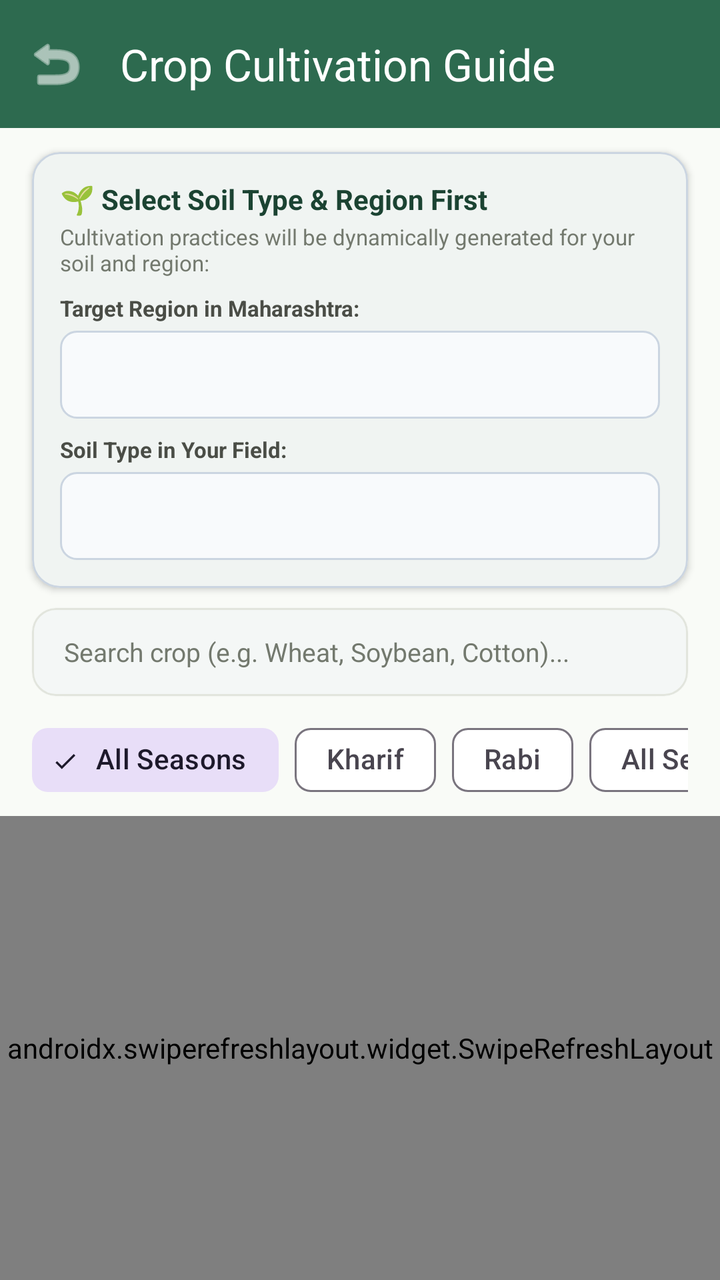
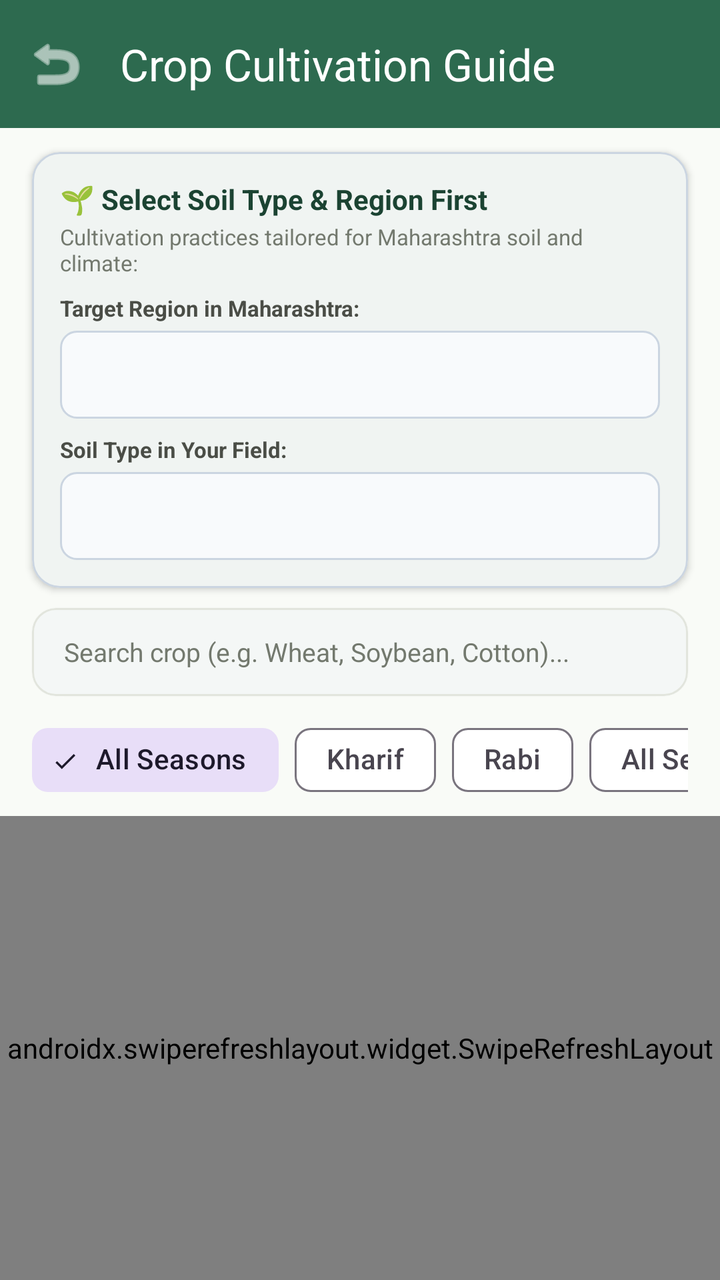

Before-and-after screenshots of an Android layout around one commit, followed by the original layout XML and the change that was made.
<!-- AndroidManifest.xml: application theme Theme.AgroSmart -->
<!-- res/layout/activity_crop_guide.xml -->
<?xml version="1.0" encoding="utf-8"?>
<androidx.coordinatorlayout.widget.CoordinatorLayout
    xmlns:android="http://schemas.android.com/apk/res/android"
    xmlns:app="http://schemas.android.com/apk/res-auto"
    android:layout_width="match_parent"
    android:layout_height="match_parent"
    android:background="@color/bg_warm_cream">

    <com.google.android.material.appbar.AppBarLayout
        android:layout_width="match_parent"
        android:layout_height="wrap_content"
        android:background="@color/forest_green_primary">

        <com.google.android.material.appbar.MaterialToolbar
            android:id="@+id/toolbar"
            android:layout_width="match_parent"
            android:layout_height="?attr/actionBarSize"
            app:title="Crop Cultivation Guide"
            app:titleTextColor="@color/white"
            app:navigationIcon="@android:drawable/ic_menu_revert"
            app:navigationIconTint="@color/white" />
    </com.google.android.material.appbar.AppBarLayout>

    <LinearLayout
        android:layout_width="match_parent"
        android:layout_height="match_parent"
        android:orientation="vertical"
        app:layout_behavior="@string/appbar_scrolling_view_behavior">

        
        <com.google.android.material.card.MaterialCardView
            android:id="@+id/cardSoilRegionSelector"
            android:layout_width="match_parent"
            android:layout_height="wrap_content"
            android:layout_marginStart="16dp"
            android:layout_marginEnd="16dp"
            android:layout_marginTop="12dp"
            app:cardCornerRadius="14dp"
            app:cardElevation="2dp"
            app:strokeWidth="1dp"
            app:strokeColor="#CBD5E1"
            app:cardBackgroundColor="@color/white">

            <LinearLayout
                android:layout_width="match_parent"
                android:layout_height="wrap_content"
                android:orientation="vertical"
                android:padding="14dp">

                <TextView
                    android:layout_width="wrap_content"
                    android:layout_height="wrap_content"
                    android:text="🌱 Select Soil Type &amp; Region First"
                    android:textSize="14sp"
                    android:textStyle="bold"
                    android:textColor="@color/forest_green_dark" />

                <TextView
                    android:layout_width="wrap_content"
                    android:layout_height="wrap_content"
                    android:layout_marginTop="2dp"
                    android:text="Cultivation practices will be dynamically generated for your soil and region:"
                    android:textSize="11sp"
                    android:textColor="@color/text_muted" />

                
                <LinearLayout
                    android:layout_width="match_parent"
                    android:layout_height="wrap_content"
                    android:orientation="vertical"
                    android:layout_marginTop="8dp">

                    <TextView
                        android:layout_width="wrap_content"
                        android:layout_height="wrap_content"
                        android:text="Target Region in Maharashtra:"
                        android:textSize="11sp"
                        android:textStyle="bold"
                        android:textColor="@color/text_secondary" />

                    <Spinner
                        android:id="@+id/spnGuideRegion"
                        android:layout_width="match_parent"
                        android:layout_height="44dp"
                        android:layout_marginTop="4dp"
                        android:background="@drawable/bg_spinner_border" />
                </LinearLayout>

                
                <LinearLayout
                    android:layout_width="match_parent"
                    android:layout_height="wrap_content"
                    android:orientation="vertical"
                    android:layout_marginTop="8dp">

                    <TextView
                        android:layout_width="wrap_content"
                        android:layout_height="wrap_content"
                        android:text="Soil Type in Your Field:"
                        android:textSize="11sp"
                        android:textStyle="bold"
                        android:textColor="@color/text_secondary" />

                    <Spinner
                        android:id="@+id/spnGuideSoil"
                        android:layout_width="match_parent"
                        android:layout_height="44dp"
                        android:layout_marginTop="4dp"
                        android:background="@drawable/bg_spinner_border" />
                </LinearLayout>

            </LinearLayout>
        </com.google.android.material.card.MaterialCardView>

        <com.google.android.material.card.MaterialCardView
            android:layout_width="match_parent"
            android:layout_height="wrap_content"
            android:layout_marginStart="16dp"
            android:layout_marginEnd="16dp"
            android:layout_marginTop="10dp"
            app:cardCornerRadius="12dp"
            app:cardElevation="1dp"
            app:strokeWidth="1dp"
            app:strokeColor="@color/divider_line">

            <EditText
                android:id="@+id/etSearchGuide"
                android:layout_width="match_parent"
                android:layout_height="44dp"
                android:background="@null"
                android:hint="Search crop (e.g. Wheat, Soybean, Cotton)..."
                android:paddingStart="16dp"
                android:paddingEnd="16dp"
                android:textSize="13sp"
                android:textColor="@color/text_primary"
                android:textColorHint="@color/text_muted"
                android:inputType="text" />
        </com.google.android.material.card.MaterialCardView>

        <HorizontalScrollView
            android:layout_width="match_parent"
            android:layout_height="wrap_content"
            android:scrollbars="none"
            android:paddingStart="16dp"
            android:paddingEnd="16dp"
            android:layout_marginTop="8dp">

            <com.google.android.material.chip.ChipGroup
                android:id="@+id/chipGroupSeason"
                android:layout_width="wrap_content"
                android:layout_height="wrap_content"
                app:singleSelection="true">

                <com.google.android.material.chip.Chip
                    android:id="@+id/chipAllSeasons"
                    style="@style/Widget.Material3.Chip.Filter"
                    android:layout_width="wrap_content"
                    android:layout_height="wrap_content"
                    android:checked="true"
                    android:text="All Seasons" />

                <com.google.android.material.chip.Chip
                    android:id="@+id/chipKharif"
                    style="@style/Widget.Material3.Chip.Filter"
                    android:layout_width="wrap_content"
                    android:layout_height="wrap_content"
                    android:text="Kharif" />

                <com.google.android.material.chip.Chip
                    android:id="@+id/chipRabi"
                    style="@style/Widget.Material3.Chip.Filter"
                    android:layout_width="wrap_content"
                    android:layout_height="wrap_content"
                    android:text="Rabi" />

                <com.google.android.material.chip.Chip
                    android:id="@+id/chipAllSeason"
                    style="@style/Widget.Material3.Chip.Filter"
                    android:layout_width="wrap_content"
                    android:layout_height="wrap_content"
                    android:text="All Season" />
            </com.google.android.material.chip.ChipGroup>
        </HorizontalScrollView>

        <androidx.swiperefreshlayout.widget.SwipeRefreshLayout
            android:id="@+id/swipeRefreshGuide"
            android:layout_width="match_parent"
            android:layout_height="match_parent"
            android:layout_marginTop="4dp">

            <FrameLayout
                android:layout_width="match_parent"
                android:layout_height="match_parent">

                <androidx.recyclerview.widget.RecyclerView
                    android:id="@+id/rvCropGuides"
                    android:layout_width="match_parent"
                    android:layout_height="match_parent"
                    android:clipToPadding="false"
                    android:paddingBottom="16dp" />

                <TextView
                    android:id="@+id/tvEmptyGuide"
                    android:layout_width="wrap_content"
                    android:layout_height="wrap_content"
                    android:layout_gravity="center"
                    android:gravity="center"
                    android:text="No crop guide found.\nTry another search keyword."
                    android:textColor="@color/text_muted"
                    android:textSize="15sp"
                    android:visibility="gone" />
            </FrameLayout>
        </androidx.swiperefreshlayout.widget.SwipeRefreshLayout>
    </LinearLayout>
</androidx.coordinatorlayout.widget.CoordinatorLayout>
<!-- resources referenced by this layout -->
<resources>
  <color name="bg_warm_cream">#F9FBF7</color>
  <color name="divider_line">#E2E5DD</color>
  <color name="forest_green_dark">#1B4332</color>
  <color name="forest_green_primary">#2D6A4F</color>
  <color name="text_muted">#73796E</color>
  <color name="text_primary">#1A1C19</color>
  <color name="text_secondary">#4A4D46</color>
  <color name="white">#FFFFFF</color>
  <!-- drawable bg_spinner_border (drawable) -->
  <?xml version="1.0" encoding="utf-8"?>
  <shape xmlns:android="http://schemas.android.com/apk/res/android"
      android:shape="rectangle">
      <corners android:radius="8dp" />
      <solid android:color="#F8FAFC" />
      <stroke
          android:width="1dp"
          android:color="#CBD5E1" />
      <padding
          android:left="10dp"
          android:top="4dp"
          android:right="10dp"
          android:bottom="4dp" />
  </shape>
  <style name="Theme.AgroSmart" parent="Theme.Material3.DayNight.NoActionBar">
          
          <item name="colorPrimary">@color/forest_green_primary</item>
          <item name="colorPrimaryVariant">@color/forest_green_dark</item>
          <item name="colorOnPrimary">@color/white</item>
          <item name="colorSecondary">@color/leaf_green</item>
          <item name="colorSecondaryVariant">@color/forest_green_light</item>
          <item name="colorOnSecondary">@color/white</item>
  
          
          <item name="android:windowBackground">@color/bg_warm_cream</item>
          <item name="colorSurface">@color/bg_card_surface</item>
          <item name="colorOnSurface">@color/text_primary</item>
  
          
          <item name="android:statusBarColor">@color/forest_green_dark</item>
          <item name="android:windowLightStatusBar">false</item>
          <item name="android:navigationBarColor">@color/white</item>
          <item name="android:windowLightNavigationBar">true</item>
      </style>
  <color name="leaf_green">#52B788</color>
  <color name="forest_green_light">#40916C</color>
  <color name="bg_card_surface">#FFFFFF</color>
</resources>

<!-- the commit's change to res/layout/activity_crop_guide.xml (unified diff, before → after) -->
@@ -59,7 +59,7 @@
                     android:layout_width="wrap_content"
                     android:layout_height="wrap_content"
                     android:layout_marginTop="2dp"
-                    android:text="Cultivation practices will be dynamically generated for your soil and region:"
+                    android:text="@string/crop_guide_intro"
                     android:textSize="11sp"
                     android:textColor="@color/text_muted" />
 
@@ -73,7 +73,7 @@
                     <TextView
                         android:layout_width="wrap_content"
                         android:layout_height="wrap_content"
-                        android:text="Target Region in Maharashtra:"
+                        android:text="@string/target_region"
                         android:textSize="11sp"
                         android:textStyle="bold"
                         android:textColor="@color/text_secondary" />
@@ -96,7 +96,7 @@
                     <TextView
                         android:layout_width="wrap_content"
                         android:layout_height="wrap_content"
-                        android:text="Soil Type in Your Field:"
+                        android:text="@string/soil_type_label"
                         android:textSize="11sp"
                         android:textStyle="bold"
                         android:textColor="@color/text_secondary" />
@@ -157,28 +157,28 @@
                     android:layout_width="wrap_content"
                     android:layout_height="wrap_content"
                     android:checked="true"
-                    android:text="All Seasons" />
+                    android:text="@string/all_seasons" />
 
                 <com.google.android.material.chip.Chip
                     android:id="@+id/chipKharif"
                     style="@style/Widget.Material3.Chip.Filter"
                     android:layout_width="wrap_content"
                     android:layout_height="wrap_content"
-                    android:text="Kharif" />
+                    android:text="@string/kharif" />
 
                 <com.google.android.material.chip.Chip
                     android:id="@+id/chipRabi"
                     style="@style/Widget.Material3.Chip.Filter"
                     android:layout_width="wrap_content"
                     android:layout_height="wrap_content"
-                    android:text="Rabi" />
+                    android:text="@string/rabi" />
 
                 <com.google.android.material.chip.Chip
                     android:id="@+id/chipAllSeason"
                     style="@style/Widget.Material3.Chip.Filter"
                     android:layout_width="wrap_content"
                     android:layout_height="wrap_content"
-                    android:text="All Season" />
+                    android:text="@string/all_season" />
             </com.google.android.material.chip.ChipGroup>
         </HorizontalScrollView>
 
@@ -205,7 +205,7 @@
                     android:layout_height="wrap_content"
                     android:layout_gravity="center"
                     android:gravity="center"
-                    android:text="No crop guide found.\nTry another search keyword."
+                    android:text="@string/no_crop_guide_found"
                     android:textColor="@color/text_muted"
                     android:textSize="15sp"
                     android:visibility="gone" />
<!-- resource entries referenced after the edit -->
@@ -23,6 +23,14 @@
           android:right="10dp"
           android:bottom="4dp" />
   </shape>
+  <string name="all_season">All Season</string>
+  <string name="all_seasons">All Seasons</string>
+  <string name="crop_guide_intro">Cultivation practices tailored for Maharashtra soil and climate:</string>
+  <string name="kharif">Kharif</string>
+  <string name="no_crop_guide_found">No crop guide found.\nTry another search keyword.</string>
+  <string name="rabi">Rabi</string>
+  <string name="soil_type_label">Soil Type in Your Field:</string>
+  <string name="target_region">Target Region in Maharashtra:</string>
   <style name="Theme.AgroSmart" parent="Theme.Material3.DayNight.NoActionBar">
           
           <item name="colorPrimary">@color/forest_green_primary</item>
